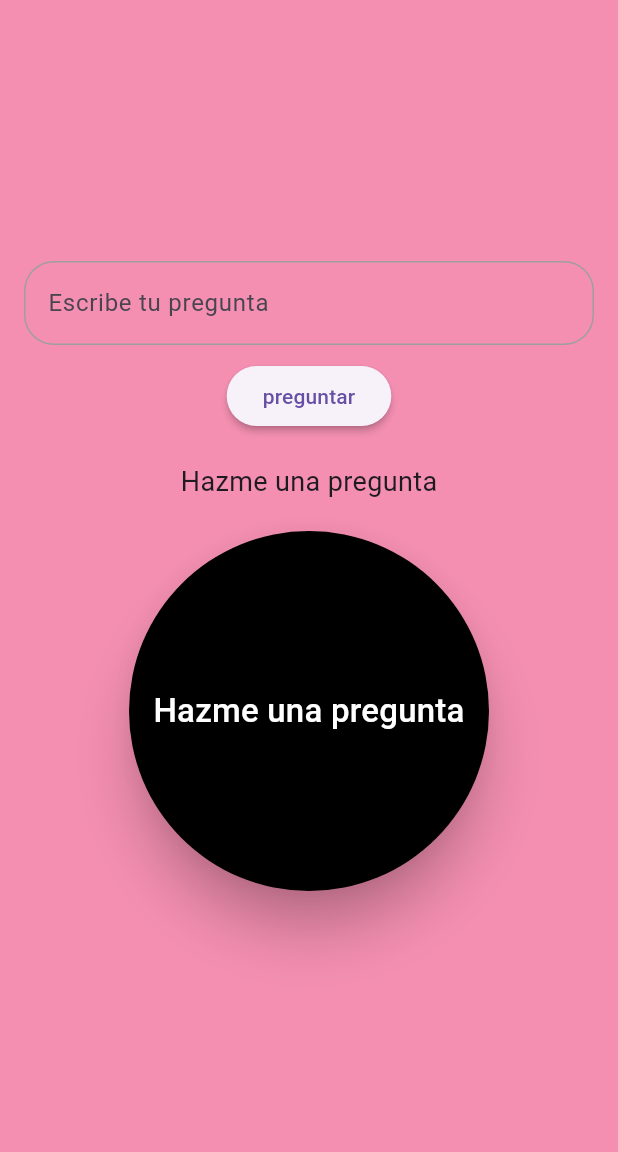
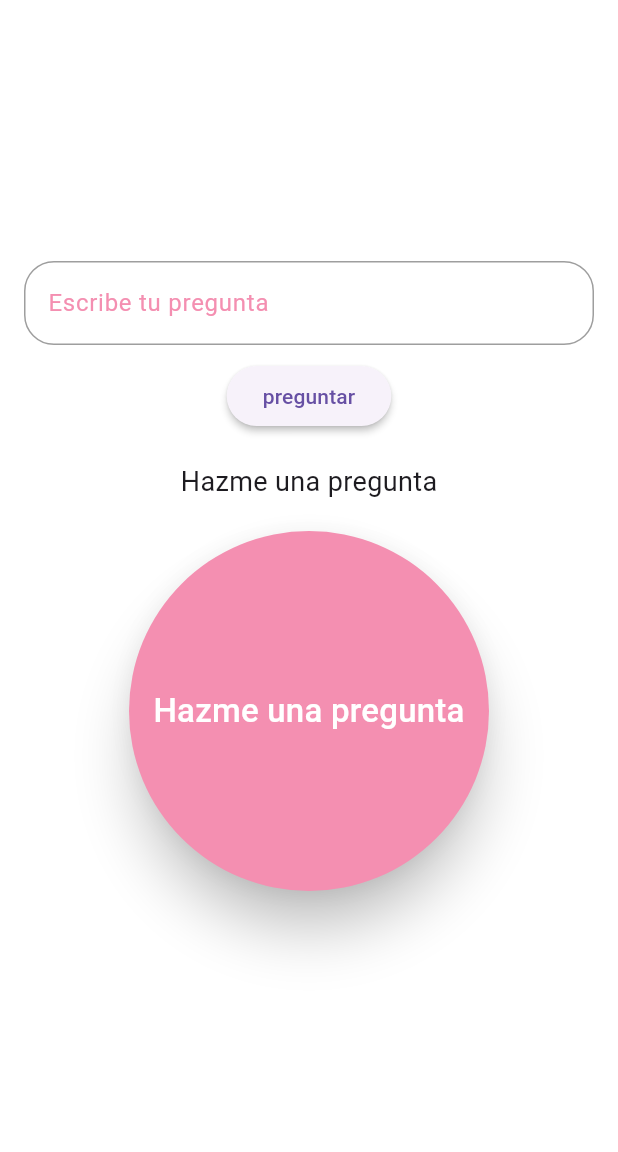
Before and after one commit to AlejandroArafi/App_bola_8, a Flutter app: the screen it shows after launch, on a phone screen of 412 x 824 dp, the part 84-1236 px from its top. Run offline on Flutter 3.47's test engine with Material 3 defaults, Android fonts, the phone set to English and light mode, and no system bars; our stand-ins replace audioplayers, sensors_plus.

Commit message:
correciones colores

```diff
--- a/lib/main.dart
+++ b/lib/main.dart
@@ -56,7 +56,7 @@ class _MainAppState extends State<MainApp> {
   Widget build(BuildContext context) {
     return MaterialApp(
       home: Scaffold(
-        backgroundColor: Colors.pink[200],
+        backgroundColor: Colors.white,
         appBar: AppBar(
           backgroundColor: Colors.white,
           title: Transform.translate(
@@ -74,6 +74,7 @@ class _MainAppState extends State<MainApp> {
                 controller: _controller,
                 decoration: InputDecoration(
                   hintText: 'Escribe tu pregunta',
+                  hintStyle: TextStyle(color: Colors.pink[200]),
                   border: OutlineInputBorder(
                     borderRadius: BorderRadius.circular(20.0),
                   ),
@@ -114,7 +115,7 @@ class _MainAppState extends State<MainApp> {
                   color: Colors.transparent,
                   child: CircleAvatar(
                     radius: 120,
-                    backgroundColor: Colors.black,
+                    backgroundColor: Colors.pink[200],
                     child: Padding(
                       padding: const EdgeInsets.all(16.0),
                       child: Text(
```
